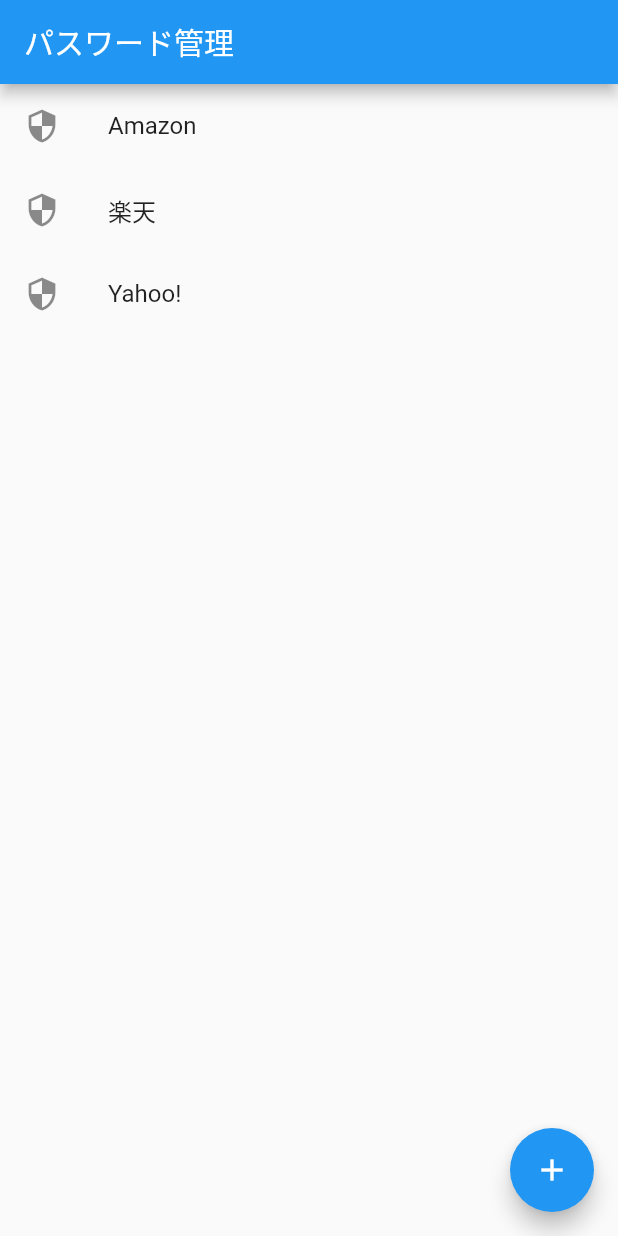
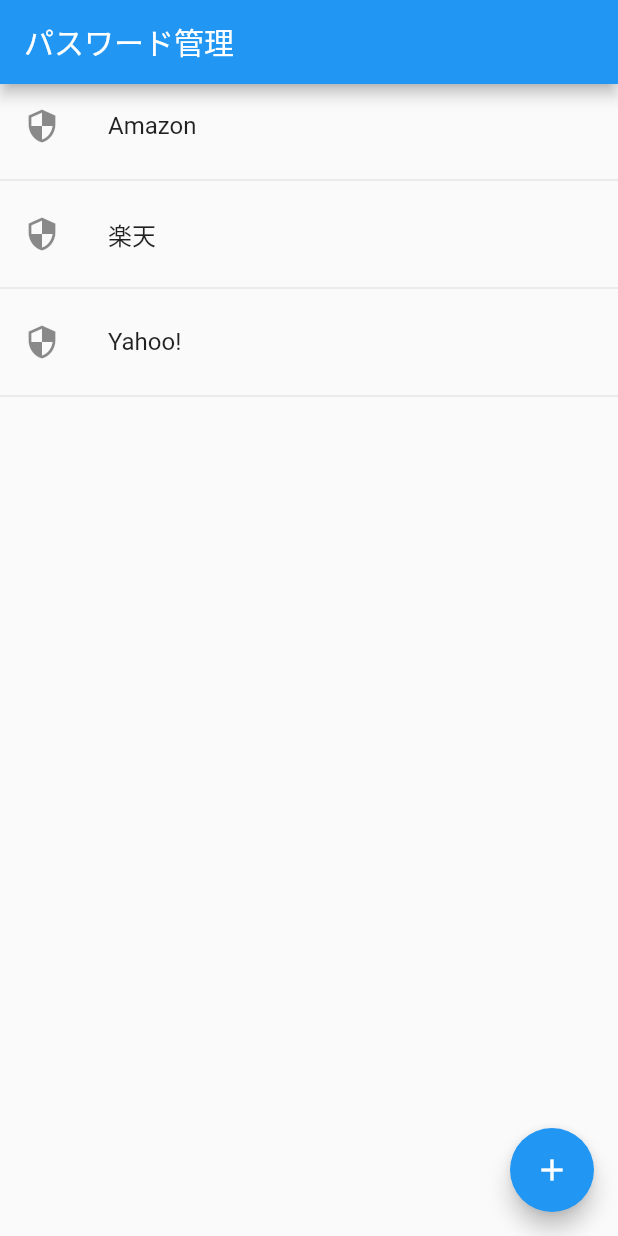
Before and after one commit to 11mrhappy/starter, a Flutter app: the screen it shows after launch, on a phone screen of 412 x 824 dp. Run offline on Flutter 3.47's test engine with Material 2 defaults, Android fonts, the phone set to English and light mode, and no system bars.

Commit message:
Divider W

```diff
--- a/lib/main.dart
+++ b/lib/main.dart
@@ -48,14 +48,17 @@ class _MyHomePageState extends State<MyHomePage> {
             leading: Icon(Icons.security), //leading->左端に何を表示するかを決めるプロパティ
             title: Text("Amazon"), //title->項目のタイトルを決めるプロパティ
           ),
+          Divider(), //区切り線を表示してくれるウィジェ
           ListTile(
             leading: Icon(Icons.security),
             title: Text("楽天"),
           ),
+          Divider(),
           ListTile(
             leading: Icon(Icons.security),
             title: Text("Yahoo!"),
           ),
+          Divider(),
         ],
       ),
       floatingActionButton: FloatingActionButton(
```
